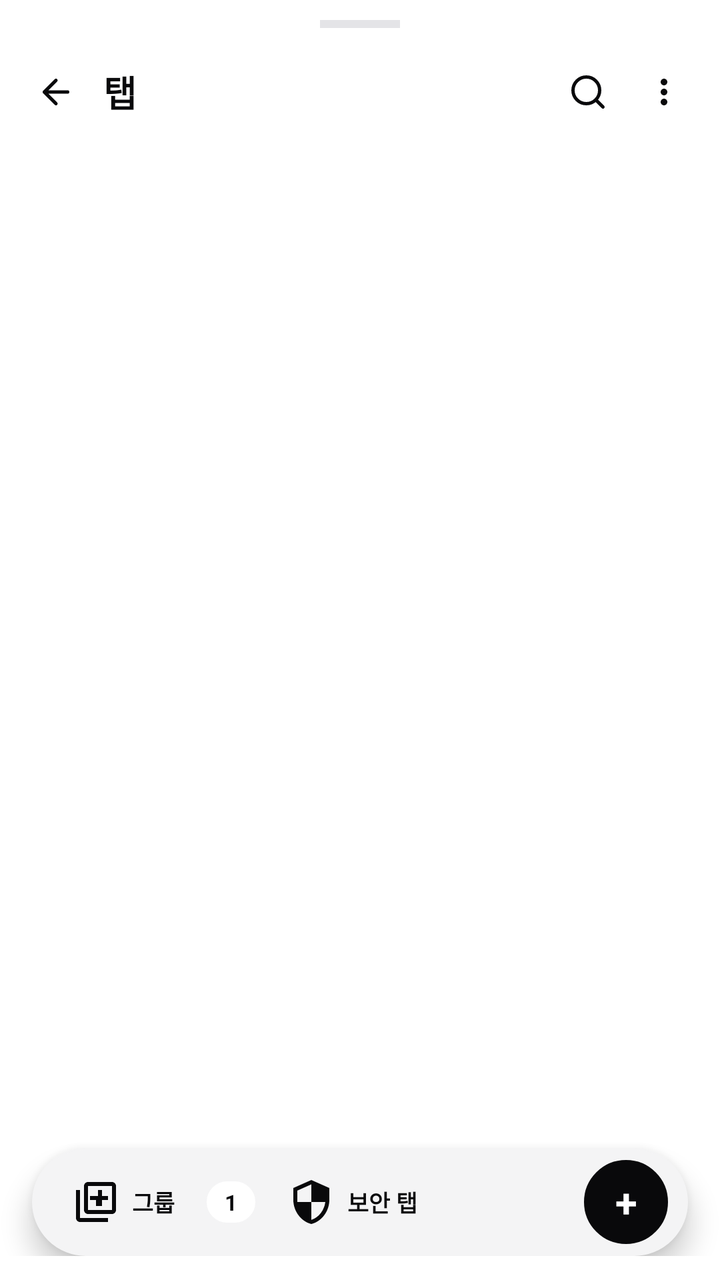
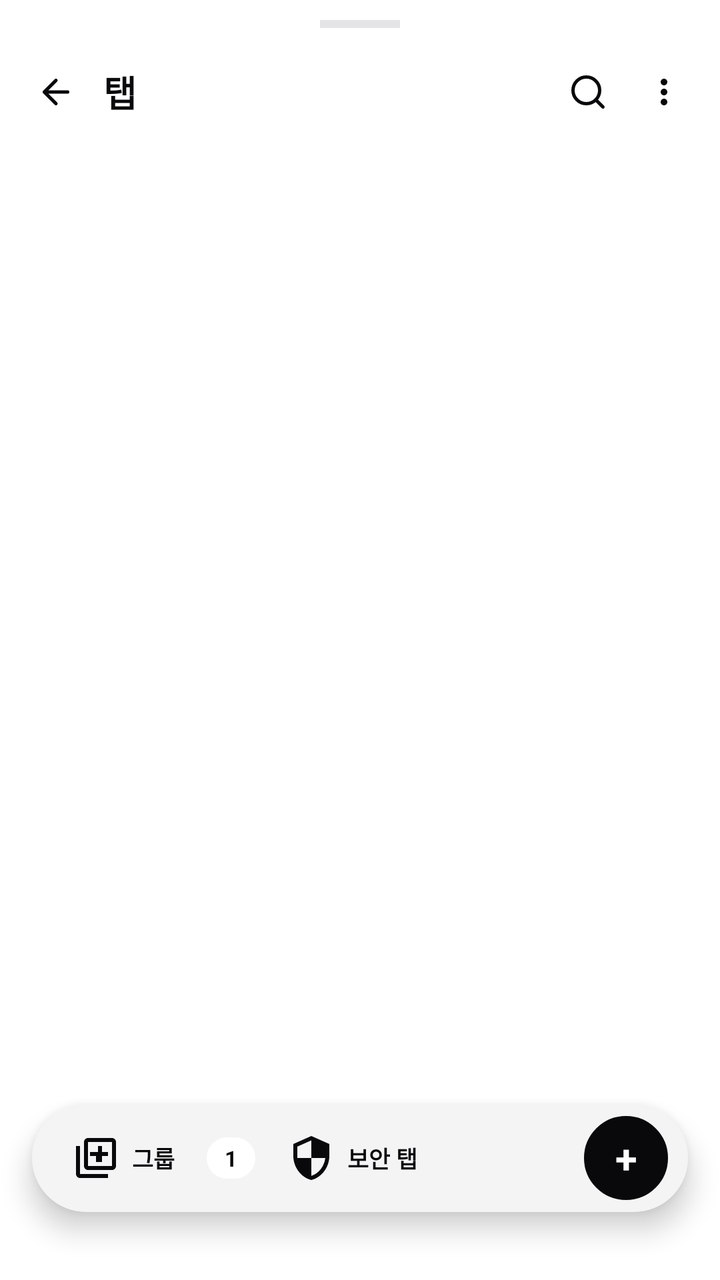

Two renders of the same Android screen: before a commit and after it. Below are the layout's source before the change and the commit's diff.
<!-- AndroidManifest.xml: application theme Theme.CreamAiHub -->
<!-- res/layout/dialog_tab_manager.xml -->
<?xml version="1.0" encoding="utf-8"?>
<LinearLayout
    xmlns:android="http://schemas.android.com/apk/res/android"
    xmlns:app="http://schemas.android.com/apk/res-auto"
    android:id="@+id/layoutTabManagerRoot"
    android:layout_width="match_parent"
    android:layout_height="wrap_content"
    android:orientation="vertical"
    android:paddingTop="10dp"
    android:paddingBottom="12dp"
    android:background="@drawable/bg_bottom_sheet">

    
    <View
        android:id="@+id/viewTabManagerHandle"
        android:layout_width="40dp"
        android:layout_height="4dp"
        android:layout_gravity="center_horizontal"
        android:background="@color/border_gray"
        android:layout_marginBottom="6dp" />

    
    <LinearLayout
        android:id="@+id/layoutTabManagerHeader"
        android:layout_width="match_parent"
        android:layout_height="52dp"
        android:orientation="horizontal"
        android:gravity="center_vertical"
        android:paddingHorizontal="10dp">

        <ImageView
            android:id="@+id/btnTabManagerBack"
            android:layout_width="36dp"
            android:layout_height="36dp"
            android:padding="8dp"
            android:src="@drawable/ic_arrow_back"
            app:tint="@color/primary_black"
            android:background="?attr/selectableItemBackgroundBorderless"
            android:contentDescription="닫기" />

        <TextView
            android:id="@+id/tvTabManagerTitle"
            android:layout_width="wrap_content"
            android:layout_height="wrap_content"
            android:text="탭"
            android:textSize="18sp"
            android:textStyle="bold"
            android:textColor="@color/primary_black"
            android:letterSpacing="-0.02"
            android:layout_marginStart="6dp" />

        <View
            android:layout_width="0dp"
            android:layout_height="0dp"
            android:layout_weight="1" />

        <ImageView
            android:id="@+id/btnTabManagerSearch"
            android:layout_width="36dp"
            android:layout_height="36dp"
            android:padding="8dp"
            android:src="@drawable/ic_search"
            app:tint="@color/primary_black"
            android:background="?attr/selectableItemBackgroundBorderless"
            android:layout_marginEnd="2dp"
            android:contentDescription="탭 검색" />

        <ImageView
            android:id="@+id/btnTabManagerMore"
            android:layout_width="36dp"
            android:layout_height="36dp"
            android:padding="8dp"
            android:src="@drawable/ic_more_vert"
            app:tint="@color/primary_black"
            android:background="?attr/selectableItemBackgroundBorderless"
            android:contentDescription="더보기" />
    </LinearLayout>

    
    <LinearLayout
        android:id="@+id/layoutTabSearchRow"
        android:layout_width="match_parent"
        android:layout_height="42dp"
        android:orientation="horizontal"
        android:gravity="center_vertical"
        android:background="@drawable/bg_input_box"
        android:paddingHorizontal="12dp"
        android:layout_marginHorizontal="16dp"
        android:layout_marginBottom="8dp"
        android:visibility="gone">

        <ImageView
            android:layout_width="16dp"
            android:layout_height="16dp"
            android:src="@drawable/ic_search"
            app:tint="@color/text_muted"
            android:layout_marginEnd="8dp" />

        <EditText
            android:id="@+id/etTabSearch"
            android:layout_width="0dp"
            android:layout_height="match_parent"
            android:layout_weight="1"
            android:hint="탭 제목이나 주소로 검색"
            android:textSize="13sp"
            android:textColorHint="@color/text_muted"
            android:textColor="@color/primary_black"
            android:background="@null"
            android:singleLine="true"
            android:imeOptions="actionSearch"
            android:inputType="text" />

        <ImageView
            android:id="@+id/btnClearTabSearch"
            android:layout_width="26dp"
            android:layout_height="26dp"
            android:padding="5dp"
            android:src="@drawable/ic_close"
            app:tint="@color/text_muted"
            android:background="?attr/selectableItemBackgroundBorderless"
            android:contentDescription="검색어 지우기" />
    </LinearLayout>

    
    <LinearLayout
        android:id="@+id/bannerInactiveTabs"
        android:layout_width="match_parent"
        android:layout_height="wrap_content"
        android:orientation="horizontal"
        android:gravity="center_vertical"
        android:background="@drawable/bg_pill_badge"
        android:backgroundTint="#E4E4E7"
        android:paddingHorizontal="12dp"
        android:paddingVertical="7dp"
        android:layout_marginHorizontal="16dp"
        android:layout_marginBottom="8dp"
        android:visibility="gone">

        <ImageView
            android:layout_width="15dp"
            android:layout_height="15dp"
            android:src="@drawable/ic_leaf"
            app:tint="@color/primary_black"
            android:layout_marginEnd="8dp" />

        <TextView
            android:id="@+id/tvInactiveBannerText"
            android:layout_width="0dp"
            android:layout_height="wrap_content"
            android:layout_weight="1"
            android:text="2개 탭이 절전 모드로 메모리를 절약 중입니다"
            android:textSize="11sp"
            android:textColor="@color/primary_black" />

        <TextView
            android:id="@+id/btnCloseInactiveTabs"
            android:layout_width="wrap_content"
            android:layout_height="wrap_content"
            android:text="절전 탭 정리"
            android:textSize="11sp"
            android:textStyle="bold"
            android:textColor="@color/primary_black"
            android:clickable="true"
            android:focusable="true" />
    </LinearLayout>

    
    <androidx.core.widget.NestedScrollView
        android:id="@+id/scrollTabList"
        android:layout_width="match_parent"
        android:layout_height="0dp"
        android:layout_weight="1"
        android:minHeight="180dp"
        android:fillViewport="true"
        android:scrollbars="none"
        android:clipToPadding="false"
        android:paddingBottom="6dp">

        <LinearLayout
            android:id="@+id/layoutTabsList"
            android:layout_width="match_parent"
            android:layout_height="wrap_content"
            android:orientation="vertical" />
    </androidx.core.widget.NestedScrollView>

    
    <LinearLayout
        android:id="@+id/layoutTabPillBar"
        android:layout_width="match_parent"
        android:layout_height="54dp"
        android:orientation="horizontal"
        android:gravity="center_vertical"
        android:background="@drawable/bg_pill_badge"
        android:backgroundTint="#F4F4F5"
        android:elevation="8dp"
        android:layout_marginHorizontal="16dp"
        android:layout_marginTop="8dp"
        android:paddingHorizontal="10dp">

        <TextView
            android:id="@+id/btnTabGroupFilter"
            android:layout_width="wrap_content"
            android:layout_height="32dp"
            android:gravity="center_vertical"
            android:text="그룹"
            android:textSize="11.5sp"
            android:textStyle="bold"
            android:textColor="@color/primary_black"
            android:drawableStart="@drawable/ic_group"
            android:drawablePadding="6dp"
            android:drawableTint="@color/primary_black"
            android:paddingHorizontal="10dp"
            android:background="?attr/selectableItemBackgroundBorderless"
            android:clickable="true"
            android:focusable="true" />

        <TextView
            android:id="@+id/tvTabCountBadge"
            android:layout_width="wrap_content"
            android:layout_height="wrap_content"
            android:text="1"
            android:textSize="11sp"
            android:textStyle="bold"
            android:textColor="@color/primary_black"
            android:background="@drawable/bg_pill_badge"
            android:backgroundTint="#FFFFFF"
            android:paddingHorizontal="9dp"
            android:paddingVertical="3dp"
            android:layout_marginStart="6dp" />

        <TextView
            android:id="@+id/btnSecurityTabsToggle"
            android:layout_width="wrap_content"
            android:layout_height="32dp"
            android:gravity="center_vertical"
            android:text="보안 탭"
            android:textSize="11.5sp"
            android:textStyle="bold"
            android:textColor="@color/primary_black"
            android:drawableStart="@drawable/ic_shield"
            android:drawablePadding="6dp"
            android:drawableTint="@color/primary_black"
            android:paddingHorizontal="10dp"
            android:background="?attr/selectableItemBackgroundBorderless"
            android:clickable="true"
            android:focusable="true"
            android:layout_marginStart="6dp" />

        <View
            android:layout_width="0dp"
            android:layout_height="0dp"
            android:layout_weight="1" />

        <TextView
            android:id="@+id/btnNewTabPill"
            android:layout_width="42dp"
            android:layout_height="42dp"
            android:gravity="center"
            android:text="+"
            android:textSize="20sp"
            android:textStyle="bold"
            android:textColor="@color/white"
            android:background="@drawable/bg_pill_badge"
            android:backgroundTint="@color/primary_black"
            android:clickable="true"
            android:focusable="true"
            android:contentDescription="새 탭" />
    </LinearLayout>

</LinearLayout>
<!-- resources referenced by this layout -->
<resources>
  <color name="border_gray">#E4E4E7</color>
  <color name="primary_black">#09090B</color>
  <color name="text_muted">#71717A</color>
  <color name="white">#FFFFFF</color>
  <!-- drawable bg_bottom_sheet (drawable) -->
  <?xml version="1.0" encoding="utf-8"?>
  <shape xmlns:android="http://schemas.android.com/apk/res/android">
      <solid android:color="#FFFFFF" />
      <corners 
          android:topLeftRadius="28dp" 
          android:topRightRadius="28dp" 
          android:bottomLeftRadius="0dp" 
          android:bottomRightRadius="0dp" />
  </shape>
  <!-- drawable bg_input_box (drawable) -->
  <?xml version="1.0" encoding="utf-8"?>
  <shape xmlns:android="http://schemas.android.com/apk/res/android">
      <solid android:color="#F4F4F5" />
      <stroke android:width="1dp" android:color="#E4E4E7" />
      <corners android:radius="24dp" />
  </shape>
  <!-- drawable bg_pill_badge (drawable) -->
  <?xml version="1.0" encoding="utf-8"?>
  <shape xmlns:android="http://schemas.android.com/apk/res/android">
      <solid android:color="#F4F4F5" />
      <stroke android:width="1dp" android:color="#E4E4E7" />
      <corners android:radius="999dp" />
  </shape>
  <!-- drawable ic_arrow_back (drawable) -->
  <vector xmlns:android="http://schemas.android.com/apk/res/android"
      android:width="24dp"
      android:height="24dp"
      android:viewportWidth="24"
      android:viewportHeight="24">
      <path
          android:strokeColor="#09090B"
          android:strokeWidth="2"
          android:strokeLineCap="round"
          android:strokeLineJoin="round"
          android:pathData="M19,12H5M12,19l-7,-7 7,-7" />
  </vector>
  <!-- drawable ic_close (drawable) -->
  <vector xmlns:android="http://schemas.android.com/apk/res/android"
      android:width="24dp"
      android:height="24dp"
      android:viewportWidth="24"
      android:viewportHeight="24">
      <path
          android:strokeColor="#09090B"
          android:strokeWidth="2"
          android:strokeLineCap="round"
          android:strokeLineJoin="round"
          android:pathData="M18,6L6,18M6,6l12,12" />
  </vector>
  <!-- drawable ic_group (drawable) -->
  <vector xmlns:android="http://schemas.android.com/apk/res/android"
      android:width="24dp"
      android:height="24dp"
      android:viewportWidth="24"
      android:viewportHeight="24">
      <path
          android:fillColor="#000000"
          android:pathData="M4,6H2v14c0,1.1 0.9,2 2,2h14v-2H4V6zm16,-4H8c-1.1,0 -2,0.9 -2,2v12c0,1.1 0.9,2 2,2h12c1.1,0 2,-0.9 2,-2V4c0,-1.1 -0.9,-2 -2,-2zm0,14H8V4h12v12zm-7,-2h2v-3h3V9h-3V6h-2v3H9v2h3v3z" />
  </vector>
  <!-- drawable ic_search (drawable) -->
  <vector xmlns:android="http://schemas.android.com/apk/res/android"
      android:width="24dp"
      android:height="24dp"
      android:viewportWidth="24"
      android:viewportHeight="24">
      <path
          android:strokeColor="#09090B"
          android:strokeWidth="2"
          android:strokeLineCap="round"
          android:strokeLineJoin="round"
          android:pathData="M21,21l-4.35,-4.35M19,11a8,8 0,1 1,-16,0a8,8 0,0 1,16,0z" />
  </vector>
  <!-- drawable ic_shield (drawable) -->
  <vector xmlns:android="http://schemas.android.com/apk/res/android"
      android:width="24dp"
      android:height="24dp"
      android:viewportWidth="24"
      android:viewportHeight="24">
      <path
          android:fillColor="#000000"
          android:pathData="M12,1L3,5v6c0,5.55 3.84,10.74 9,12 5.16,-1.26 9,-6.45 9,-12V5l-9,-4zm0,10.99h7c-0.53,4.12 -3.28,7.79 -7,8.94V12H5V6.3l7,-3.11v8.8z" />
  </vector>
  <style name="Theme.CreamAiHub" parent="Theme.MaterialComponents.DayNight.NoActionBar">
          <item name="colorPrimary">@color/primary_black</item>
          <item name="colorPrimaryVariant">@color/secondary_dark</item>
          <item name="colorOnPrimary">@color/white</item>
          <item name="android:statusBarColor">@color/white</item>
          <item name="android:windowLightStatusBar">true</item>
      </style>
  <color name="secondary_dark">#27272A</color>
  <!-- unchanged entries left out for length: 2 -->
</resources>

<!-- the commit's change to res/layout/dialog_tab_manager.xml (unified diff, before → after) -->
@@ -7,7 +7,9 @@
     android:layout_height="wrap_content"
     android:orientation="vertical"
     android:paddingTop="10dp"
-    android:paddingBottom="12dp"
+    android:paddingBottom="18dp"
+    android:clipChildren="false"
+    android:clipToPadding="false"
     android:background="@drawable/bg_bottom_sheet">
 
     
@@ -195,6 +197,7 @@
         android:elevation="8dp"
         android:layout_marginHorizontal="16dp"
         android:layout_marginTop="8dp"
+        android:layout_marginBottom="16dp"
         android:paddingHorizontal="10dp">
 
         <TextView
